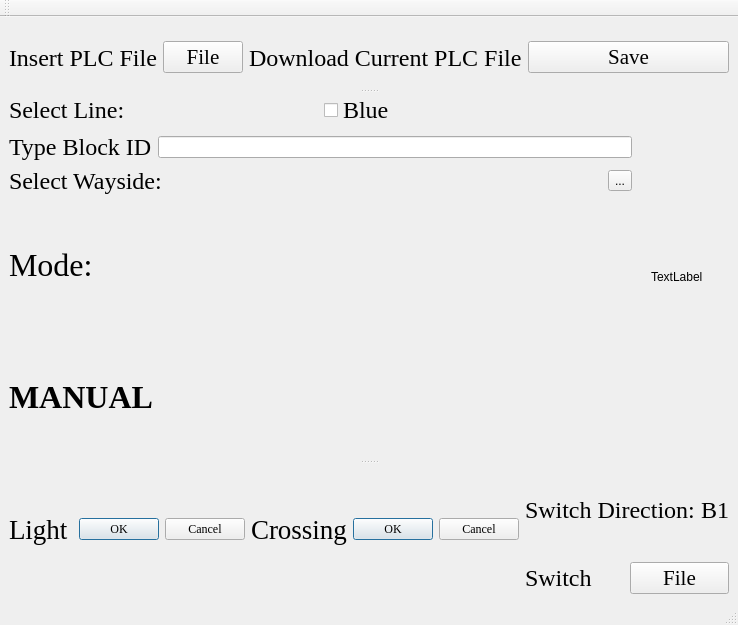
Above: Wayside SW/Wayside_UI_Rough.ui from asmithie13/ECE-1140 before the change. Below: the same form after it.
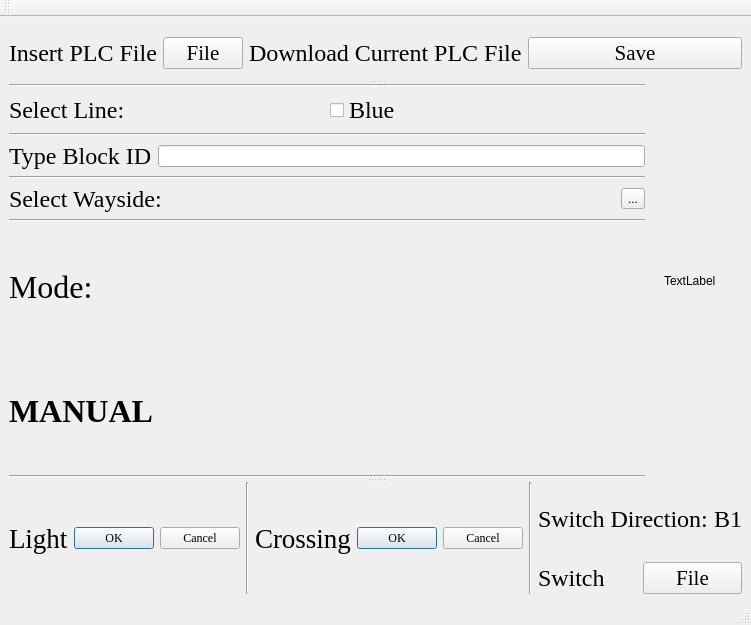
That is the form after the change.

Commit message: Added seperation lines to make the UI look cleaner

```diff
--- a/Wayside SW/Wayside_UI_Rough.ui
+++ b/Wayside SW/Wayside_UI_Rough.ui
@@ -94,6 +94,13 @@
        <layout class="QHBoxLayout" name="horizontalLayout_8">
         <item>
          <layout class="QVBoxLayout" name="verticalLayout_4">
+          <item>
+           <widget class="Line" name="line_7">
+            <property name="orientation">
+             <enum>Qt::Horizontal</enum>
+            </property>
+           </widget>
+          </item>
           <item>
            <layout class="QHBoxLayout" name="horizontalLayout_5">
             <item>
@@ -124,6 +131,13 @@
             </item>
            </layout>
           </item>
+          <item>
+           <widget class="Line" name="line">
+            <property name="orientation">
+             <enum>Qt::Horizontal</enum>
+            </property>
+           </widget>
+          </item>
           <item>
            <layout class="QHBoxLayout" name="horizontalLayout_7">
             <item>
@@ -144,6 +158,13 @@
             </item>
            </layout>
           </item>
+          <item>
+           <widget class="Line" name="line_2">
+            <property name="orientation">
+             <enum>Qt::Horizontal</enum>
+            </property>
+           </widget>
+          </item>
           <item>
            <layout class="QHBoxLayout" name="horizontalLayout_6">
             <item>
@@ -170,6 +191,13 @@
           </item>
           <item>
            <layout class="QVBoxLayout" name="verticalLayout_3">
+            <item>
+             <widget class="Line" name="line_3">
+              <property name="orientation">
+               <enum>Qt::Horizontal</enum>
+              </property>
+             </widget>
+            </item>
             <item>
              <widget class="QLabel" name="label_6">
               <property name="font">
@@ -198,6 +226,13 @@
               </property>
              </widget>
             </item>
+            <item>
+             <widget class="Line" name="line_4">
+              <property name="orientation">
+               <enum>Qt::Horizontal</enum>
+              </property>
+             </widget>
+            </item>
            </layout>
           </item>
          </layout>
@@ -263,6 +298,13 @@
           </item>
          </layout>
         </item>
+        <item>
+         <widget class="Line" name="line_5">
+          <property name="orientation">
+           <enum>Qt::Vertical</enum>
+          </property>
+         </widget>
+        </item>
         <item>
          <layout class="QHBoxLayout" name="horizontalLayout_10">
           <item>
@@ -292,6 +334,13 @@
           </item>
          </layout>
         </item>
+        <item>
+         <widget class="Line" name="line_6">
+          <property name="orientation">
+           <enum>Qt::Vertical</enum>
+          </property>
+         </widget>
+        </item>
         <item>
          <layout class="QVBoxLayout" name="verticalLayout_5">
           <item>
```
Left out of the diff: 4 changed lines with no effect on the pictures. The commit also changes 2 other files.
